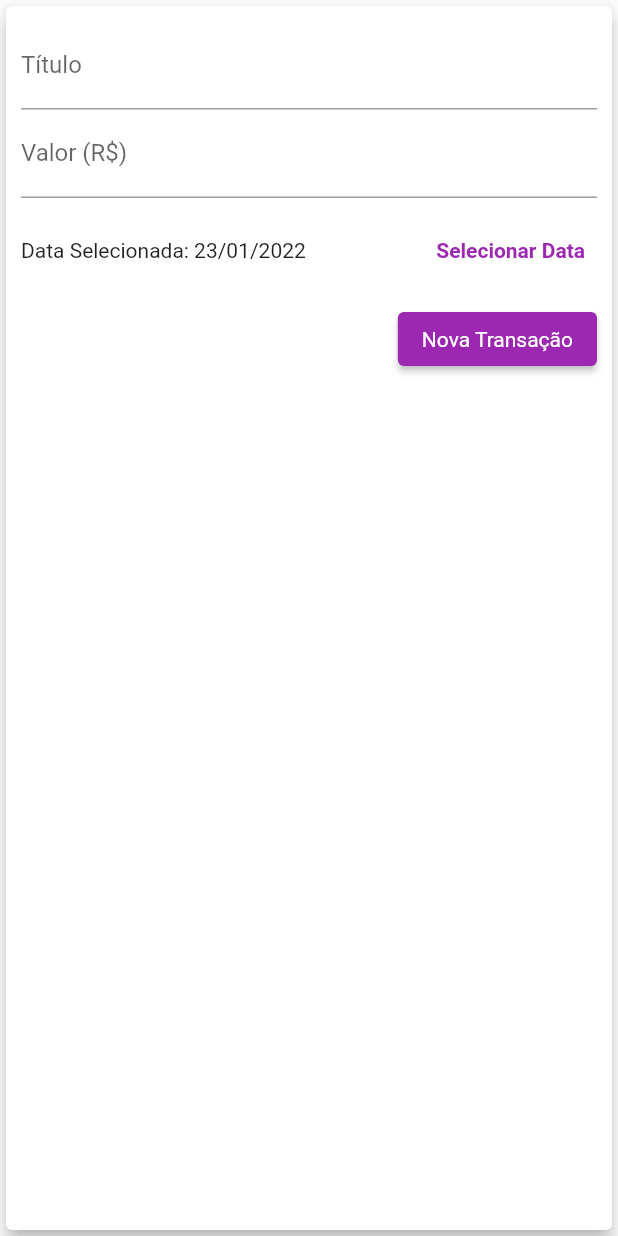
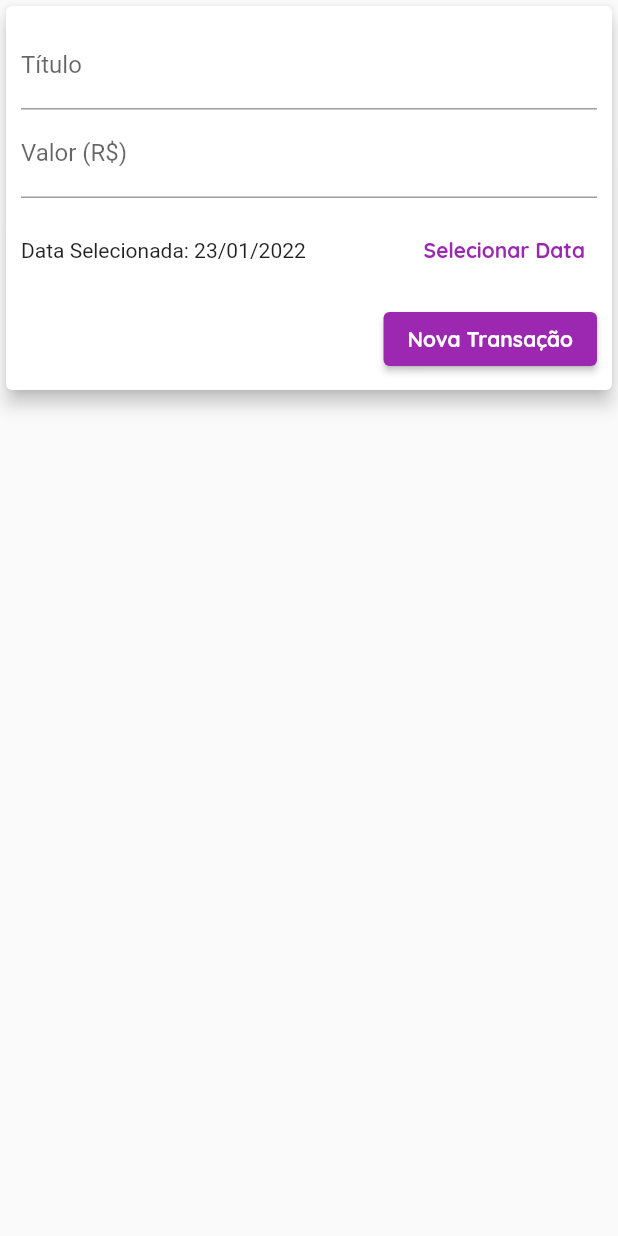
Before and after one commit to diego-r93/expenses, a Flutter app: the TransactionForm widget shown alone on an empty page, opened directly with empty values, on a phone screen of 412 x 824 dp. Run offline on Flutter 3.47's test engine with Material 2 defaults, Android fonts, the phone set to English and light mode, and no system bars.

Commit message:
:bug: Corrigindo problemas com o tema da aplicação

```diff
--- a/lib/components/transaction_form.dart
+++ b/lib/components/transaction_form.dart
@@ -45,10 +45,16 @@ class _TransactionFormState extends State<TransactionForm> {
 
   @override
   Widget build(BuildContext context) {
-    return Card(
+    return SingleChildScrollView(
+      child: Card(
         elevation: 5,
         child: Padding(
-        padding: const EdgeInsets.all(10),
+          padding: EdgeInsets.only(
+            top: 10,
+            right: 10,
+            left: 10,
+            bottom: 10 + MediaQuery.of(context).viewInsets.bottom,
+          ),
           child: Column(
             children: <Widget>[
               TextField(
@@ -67,7 +73,7 @@ class _TransactionFormState extends State<TransactionForm> {
                   labelText: 'Valor (R\$)',
                 ),
               ),
-            Container(
+              SizedBox(
                 height: 70,
                 child: Row(
                   children: <Widget>[
@@ -75,14 +81,9 @@ class _TransactionFormState extends State<TransactionForm> {
                         child: Text(
                             'Data Selecionada: ${DateFormat('dd/MM/y').format(_selectedDate)}')),
                     TextButton(
-                    style: TextButton.styleFrom(
-                        textStyle:
-                            TextStyle(color: Theme.of(context).primaryColor)),
                       child: const Text(
                         'Selecionar Data',
-                      style: TextStyle(
-                        fontWeight: FontWeight.bold,
-                      ),
+                        style: TextStyle(fontWeight: FontWeight.bold),
                       ),
                       onPressed: _showDatePicker,
                     ),
@@ -94,19 +95,17 @@ class _TransactionFormState extends State<TransactionForm> {
                 children: [
                   ElevatedButton(
                     child: const Text('Nova Transação'),
+                    onPressed: _submitForm,
                     style: ElevatedButton.styleFrom(
-                    primary: Theme.of(context).primaryColor,
-                    textStyle: TextStyle(
-                      color: Theme.of(context).textTheme.button!.color,
+                      primary: Theme.of(context).colorScheme.primary,
                     ),
-                  ),
-                  onPressed: _submitForm,
                   ),
                 ],
               ),
             ],
           ),
         ),
+      ),
     );
   }
 }
```
Also changed, not shown: lib/components/chart_bar.dart (+16 -7 lines), lib/components/transaction_list.dart (+18 -5 lines), lib/main.dart (+60 -16 lines). Lines whose indentation alone changed are shown as unchanged.
